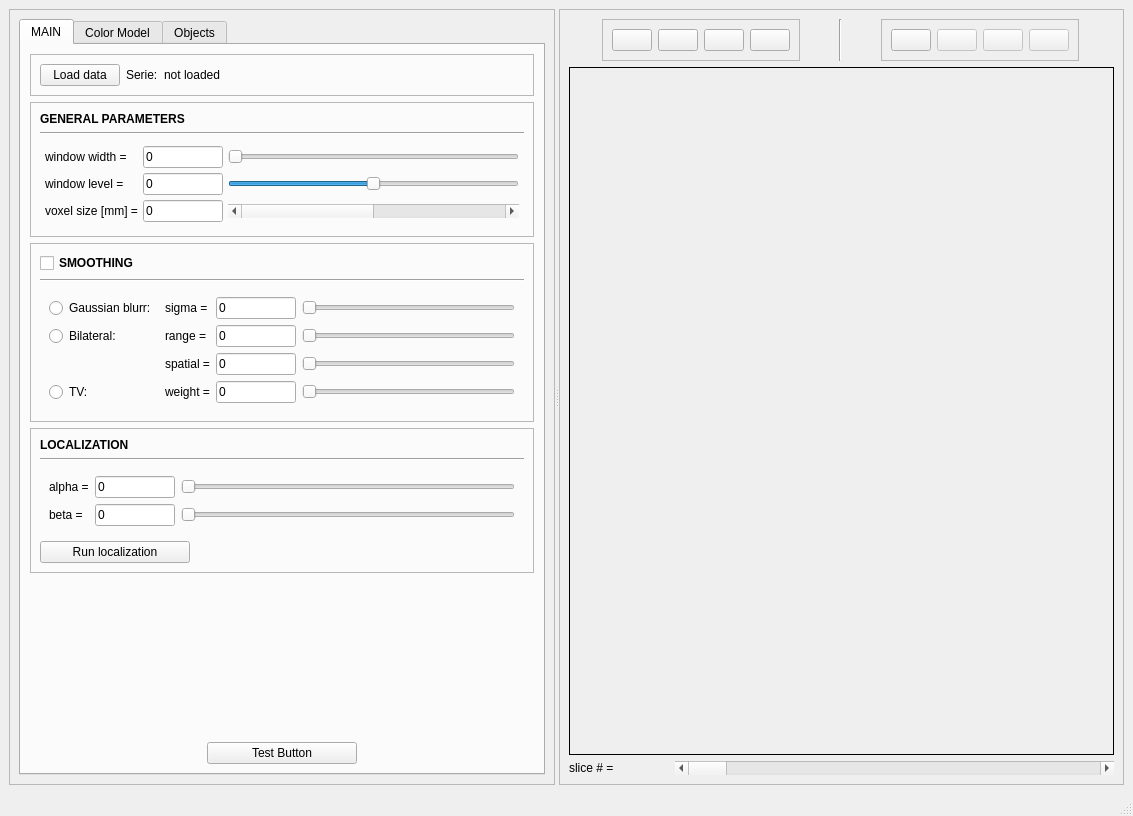
First picture: the form in lesioneditor/lession_editor_GUI.ui, repository mazoku/lesion_editor, before the edit.
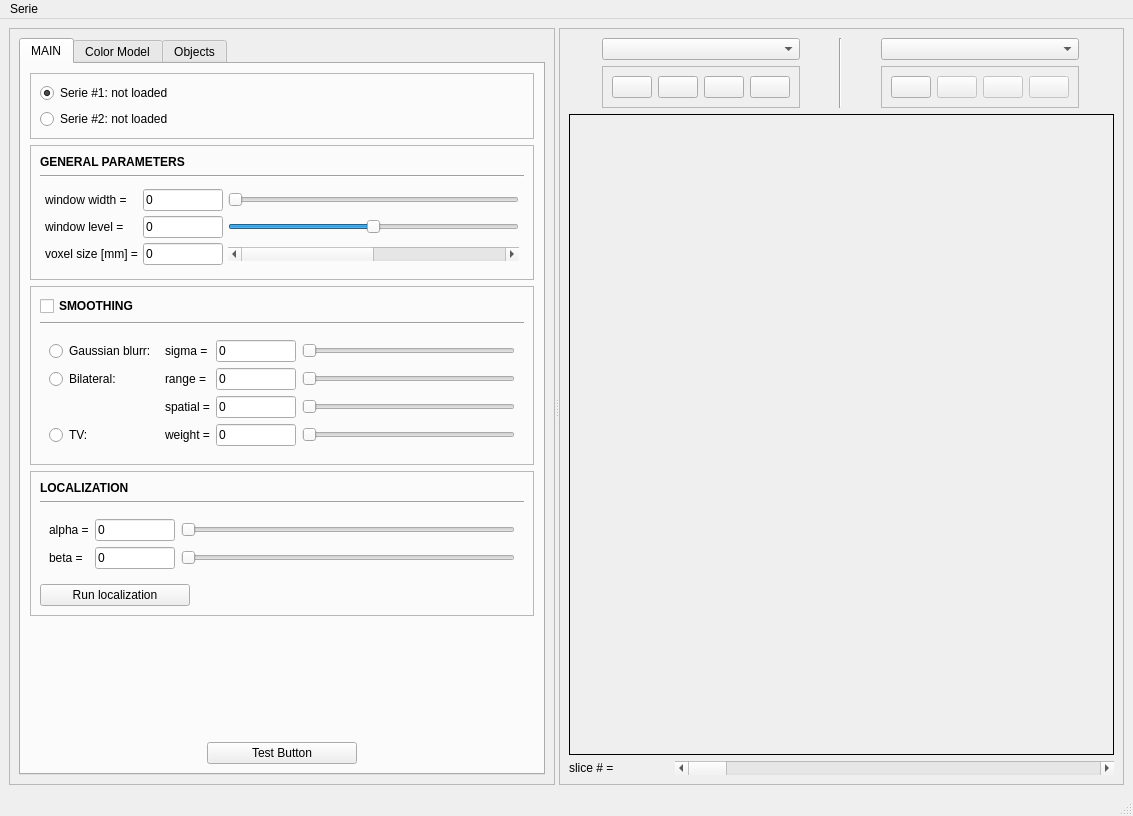
Second picture: the form after the edit. Icons and pictures are not drawn.

Commit message: Upgrading the code to be able to work with two series.

What changed in the file:
```diff
--- a/lesioneditor/lession_editor_GUI.ui
+++ b/lesioneditor/lession_editor_GUI.ui
@@ -97,40 +97,21 @@
               <property name="frameShadow">
                <enum>QFrame::Raised</enum>
               </property>
-              <layout class="QHBoxLayout" name="horizontalLayout_14">
+              <layout class="QVBoxLayout" name="verticalLayout_16">
                <item>
-                <widget class="QPushButton" name="load_data_BTN">
-                 <property name="cursor">
-                  <cursorShape>PointingHandCursor</cursorShape>
-                 </property>
+                <widget class="QRadioButton" name="serie_1_RB">
                  <property name="text">
-                  <string>Load data</string>
+                  <string>Serie #1: not loaded</string>
                  </property>
-                </widget>
-               </item>
-               <item>
-                <widget class="QLabel" name="label_12">
-                 <property name="sizePolicy">
-                  <sizepolicy hsizetype="Fixed" vsizetype="Minimum">
-                   <horstretch>0</horstretch>
-                   <verstretch>0</verstretch>
-                  </sizepolicy>
+                 <property name="checked">
+                  <bool>true</bool>
                  </property>
-                 <property name="text">
-                  <string>Serie:</string>
-                 </property>
                 </widget>
                </item>
                <item>
-                <widget class="QLabel" name="file_path_L">
-                 <property name="sizePolicy">
-                  <sizepolicy hsizetype="MinimumExpanding" vsizetype="Preferred">
-                   <horstretch>0</horstretch>
-                   <verstretch>0</verstretch>
-                  </sizepolicy>
-                 </property>
+                <widget class="QRadioButton" name="serie_2_RB">
                  <property name="text">
-                  <string>not loaded</string>
+                  <string>Serie #2: not loaded</string>
                  </property>
                 </widget>
                </item>
@@ -1600,6 +1581,9 @@
          <layout class="QHBoxLayout" name="horizontalLayout">
           <item>
            <layout class="QVBoxLayout" name="verticalLayout_7">
+            <item>
+             <widget class="QComboBox" name="figure_1_CB"/>
+            </item>
             <item>
              <widget class="QFrame" name="left_view_btns_F">
               <property name="sizePolicy">
@@ -1775,6 +1759,9 @@
           </item>
           <item>
            <layout class="QVBoxLayout" name="verticalLayout_8">
+            <item>
+             <widget class="QComboBox" name="figure_2_CB"/>
+            </item>
             <item>
              <widget class="QFrame" name="right_view_btns_F">
               <property name="sizePolicy">
@@ -2022,6 +2009,14 @@
      <height>25</height>
     </rect>
    </property>
+   <widget class="QMenu" name="menuSerie">
+    <property name="title">
+     <string>Serie</string>
+    </property>
+    <addaction name="actionLoad_serie_1"/>
+    <addaction name="actionLoad_serie_2"/>
+   </widget>
+   <addaction name="menuSerie"/>
   </widget>
   <widget class="QStatusBar" name="statusbar"/>
  </widget>
```
Left out of the diff: 10 changed lines with no effect on the pictures. The commit also changes 6 other files.
